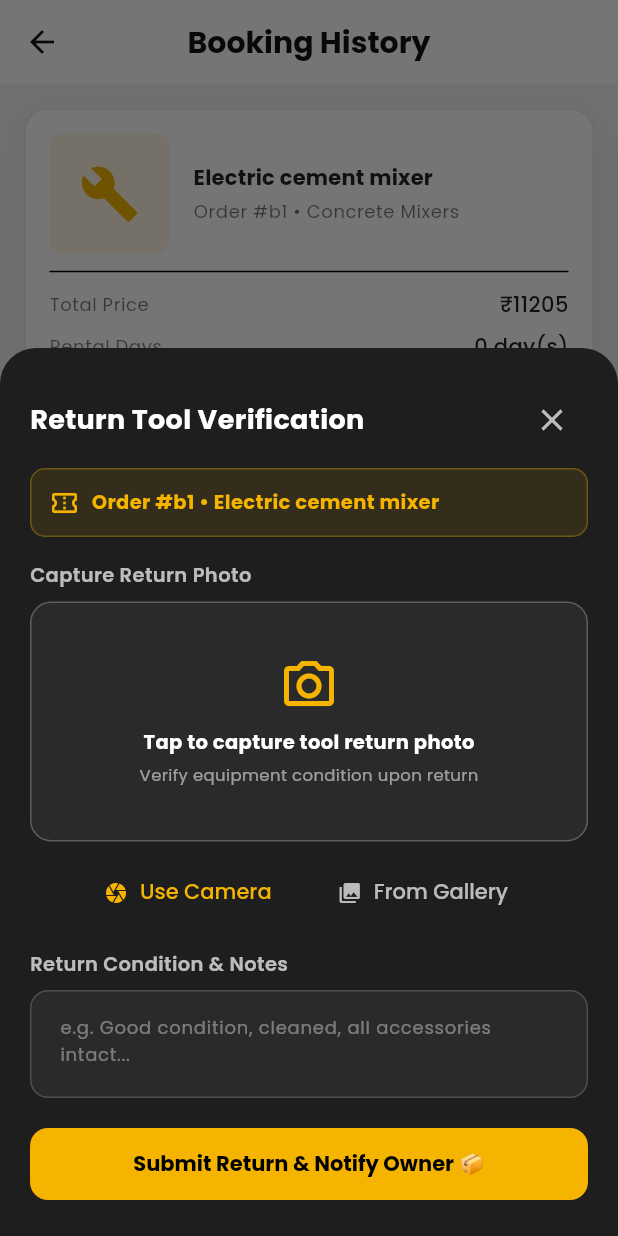
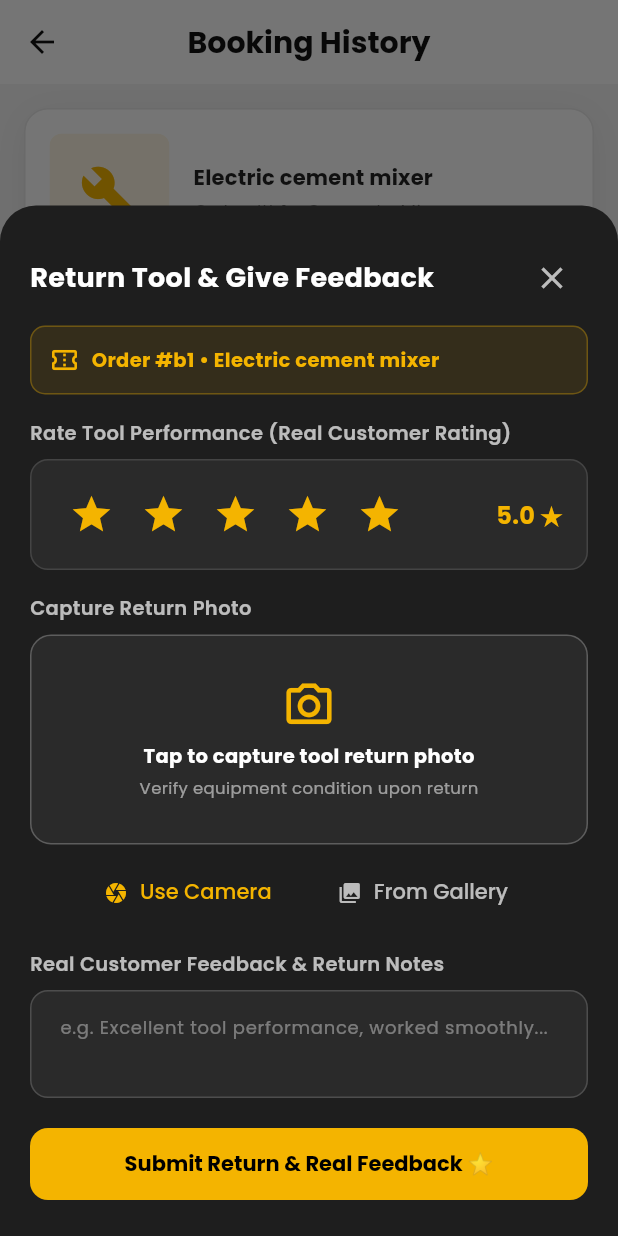
Before and after one commit to GaneshKumar262005/ToolsRental, a Flutter app: the BookingHistoryScreen screen opened by its route, after a tap on "Return Tool 🔄", on a phone screen of 412 x 824 dp. Run offline on Flutter 3.47's test engine with Material 3 defaults, Android fonts, the phone set to English and light mode, and no system bars; our stand-ins replace cached_network_image, carousel_slider, cloud_firestore, firebase_core, fl_chart, flutter_animate and 6 more; accounts and stored records are empty; network calls fail.

Commit message:
feat: Remove Suggested chip and update Popular Tools dynamically with real customer return ratings

```diff
--- a/lib/models/tool_model.dart
+++ b/lib/models/tool_model.dart
@@ -4,8 +4,8 @@
   final String category;
   final String description;
   final double pricePerDay;
-  final double rating;
-  final int reviewCount;
+  double rating;
+  int reviewCount;
   final String imageUrl;
   final List<String> imageUrls;
   final bool isAvailable;
--- a/lib/screens/booking_history_screen.dart
+++ b/lib/screens/booking_history_screen.dart
@@ -122,6 +122,7 @@
     XFile? pickedFile;
     String? base64Image;
     final notesController = TextEditingController();
+    double userRating = 5.0;
     bool isSubmitting = false;
 
     await showModalBottomSheet(
@@ -170,16 +171,53 @@
                 'toolName': tool['name'] ?? 'Equipment Item',
                 'userName': booking['userName'] ?? 'Customer',
                 'userPhone': booking['userPhone'] ?? '',
+                'userRating': userRating,
                 'returnNotes': notesController.text.trim(),
                 'returnPhotoBase64': base64Image ?? '',
                 'returnedAt': DateTime.now().toIso8601String(),
                 'status': 'RETURNED',
               };
 
-              // 1. Save to Firebase Firestore
+              // 1. Save tool return to Cloud Firestore
               await FirebaseService().saveToolReturn(returnData);
 
-              // 2. Try sending to backend server API
+              // 2. Save real customer tool rating & feedback review
+              final String toolId = (tool['id'] ?? '').toString();
+              final String customerName = booking['userName'] ?? 'Customer';
+              final String reviewText = notesController.text.trim();
+
+              if (toolId.isNotEmpty) {
+                await FirebaseService().saveToolRatingAndReview(
+                  toolId: toolId,
+                  rating: userRating,
+                  comment: reviewText.isEmpty ? 'Tool returned in excellent condition.' : reviewText,
+                  userName: customerName,
+                );
+
+                // Save locally to SharedPreferences
+                final prefs = await SharedPreferences.getInstance();
+                final localRev = jsonEncode({
+                  'toolId': toolId,
+                  'rating': userRating,
+                  'comment': reviewText,
+                  'userName': customerName,
+                  'createdAt': DateTime.now().toIso8601String(),
+                });
+                final List<String> localRevs = prefs.getStringList('local_customer_reviews') ?? [];
+                localRevs.insert(0, localRev);
+                await prefs.setStringList('local_customer_reviews', localRevs);
+
+                // Update DummyData.tools in memory immediately
+                for (var t in DummyData.tools) {
+                  if (t.id == toolId) {
+                    double newAvg = ((t.rating * t.reviewCount) + userRating) / (t.reviewCount + 1);
+                    t.rating = double.parse(newAvg.toStringAsFixed(1));
+                    t.reviewCount += 1;
+                  }
+                }
+              }
+
+              // 3. Try sending to backend server API
               try {
                 await http.post(
                   Uri.parse('${ApiConfig.baseUrl}/api/return-tool'),
@@ -190,7 +228,7 @@
                 print('ℹ️ Backend return API notice: $e');
               }
 
-              // 3. Update local booking storage
+              // 4. Update local booking storage
               final prefs = await SharedPreferences.getInstance();
               final List<String> listStrings = prefs.getStringList('customer_real_bookings') ?? [];
               List<String> updatedList = [];
@@ -203,6 +241,7 @@
                     item['returnNotes'] = notesController.text.trim();
                     item['returnPhotoBase64'] = base64Image;
                     item['returnedAt'] = DateTime.now().toIso8601String();
+                    item['userRating'] = userRating;
                     updatedList.add(jsonEncode(item));
                   } else {
                     updatedList.add(str);
@@ -213,12 +252,12 @@
               }
               await prefs.setStringList('customer_real_bookings', updatedList);
 
-              // 4. Save Shop Owner notification
+              // 5. Save Shop Owner notification
               final List<String> shopNotifs = prefs.getStringList('shop_owner_notifications') ?? [];
               final notifItem = jsonEncode({
                 'id': 'notif_${DateTime.now().millisecondsSinceEpoch}',
-                'title': 'Tool Return Submitted 📦',
-                'message': 'Customer ${booking['userName'] ?? 'User'} returned ${tool['name'] ?? 'Tool'} for Order #$orderId.',
+                'title': 'Tool Returned with ${userRating}★ Rating! 📦',
+                'message': 'Customer ${booking['userName'] ?? 'User'} returned ${tool['name'] ?? 'Tool'} (Rated ${userRating}★).',
                 'orderId': orderId,
                 'toolName': tool['name'],
                 'returnNotes': notesController.text.trim(),
@@ -229,7 +268,7 @@
               shopNotifs.insert(0, notifItem);
               await prefs.setStringList('shop_owner_notifications', shopNotifs);
 
-              // 5. Update local state in screen
+              // 6. Update local state in screen
               if (mounted) {
                 setState(() {
                   for (var b in _bookings) {
@@ -238,6 +277,7 @@
                       b['returnNotes'] = notesController.text.trim();
                       b['returnPhotoBase64'] = base64Image;
                       b['returnedAt'] = DateTime.now().toIso8601String();
+                      b['userRating'] = userRating;
                     }
                   }
                 });
@@ -247,7 +287,7 @@
               if (mounted) {
                 ScaffoldMessenger.of(context).showSnackBar(
                   SnackBar(
-                    content: Text('✅ Tool return for Order #$orderId submitted successfully!'),
+                    content: Text('⭐ Thank you! Real feedback recorded & tool rating updated in Popular Tools!'),
                     backgroundColor: Colors.green,
                   ),
                 );
@@ -270,7 +310,7 @@
                       mainAxisAlignment: MainAxisAlignment.spaceBetween,
                       children: [
                         const Text(
-                          'Return Tool Verification',
+                          'Return Tool & Give Feedback',
                           style: TextStyle(
                             color: Colors.white,
                             fontSize: 18,
@@ -293,7 +333,7 @@
                       ),
                       child: Row(
                         children: [
-                          Icon(Icons.confirmation_number_outlined, color: AppTheme.primaryYellow, size: 20),
+                          const Icon(Icons.confirmation_number_outlined, color: AppTheme.primaryYellow, size: 20),
                           const SizedBox(width: 8),
                           Expanded(
                             child: Text(
@@ -309,6 +349,56 @@
                       ),
                     ),
                     const SizedBox(height: 16),
+
+                    // Interactive Customer Star Rating Section
+                    const Text(
+                      'Rate Tool Performance (Real Customer Rating)',
+                      style: TextStyle(color: Colors.white70, fontSize: 13, fontWeight: FontWeight.w600),
+                    ),
+                    const SizedBox(height: 8),
+                    Container(
+                      padding: const EdgeInsets.symmetric(horizontal: 16, vertical: 12),
+                      decoration: BoxDecoration(
+                        color: const Color(0xFF2A2A2A),
+                        borderRadius: BorderRadius.circular(12),
+                        border: Border.all(color: Colors.white12),
+                      ),
+                      child: Row(
+                        mainAxisAlignment: MainAxisAlignment.spaceBetween,
+                        children: [
+                          Row(
+                            children: List.generate(5, (index) {
+                              final starVal = index + 1.0;
+                              final isFilled = starVal <= userRating;
+                              return IconButton(
+                                padding: EdgeInsets.zero,
+                                constraints: const BoxConstraints(),
+                                icon: Icon(
+                                  isFilled ? Icons.star : Icons.star_border,
+                                  color: AppTheme.primaryYellow,
+                                  size: 30,
+                                ),
+                                onPressed: () {
+                                  setModalState(() {
+                                    userRating = starVal;
+                                  });
+                                },
+                              );
+                            }),
+                          ),
+                          Text(
+                            '${userRating.toStringAsFixed(1)} ★',
+                            style: const TextStyle(
+                              color: AppTheme.primaryYellow,
+                              fontSize: 16,
+                              fontWeight: FontWeight.bold,
+                            ),
+                          ),
+                        ],
+                      ),
+                    ),
+                    const SizedBox(height: 16),
+
                     const Text(
                       'Capture Return Photo',
                       style: TextStyle(color: Colors.white70, fontSize: 13, fontWeight: FontWeight.w600),
@@ -317,7 +407,7 @@
                     GestureDetector(
                       onTap: () => pickPhoto(ImageSource.camera),
                       child: Container(
-                        height: 160,
+                        height: 140,
                         width: double.infinity,
                         decoration: BoxDecoration(
                           color: const Color(0xFF2A2A2A),
@@ -334,11 +424,10 @@
                                 ),
                               )
                             : Column(
-
                                 mainAxisAlignment: MainAxisAlignment.center,
                                 children: [
-                                  Icon(Icons.camera_alt_outlined, color: AppTheme.primaryYellow, size: 40),
-                                  const SizedBox(height: 8),
+                                  const Icon(Icons.camera_alt_outlined, color: AppTheme.primaryYellow, size: 36),
+                                  const SizedBox(height: 6),
                                   const Text(
                                     'Tap to capture tool return photo',
                                     style: TextStyle(color: Colors.white, fontWeight: FontWeight.bold, fontSize: 13),
@@ -352,7 +441,7 @@
                               ),
                       ),
                     ),
-                    const SizedBox(height: 10),
+                    const SizedBox(height: 8),
                     Row(
                       mainAxisAlignment: MainAxisAlignment.center,
                       children: [
@@ -371,7 +460,7 @@
                     ),
                     const SizedBox(height: 14),
                     const Text(
-                      'Return Condition & Notes',
+                      'Real Customer Feedback & Return Notes',
                       style: TextStyle(color: Colors.white70, fontSize: 13, fontWeight: FontWeight.w600),
                     ),
                     const SizedBox(height: 8),
@@ -380,7 +469,7 @@
                       style: const TextStyle(color: Colors.white),
                       maxLines: 2,
                       decoration: InputDecoration(
-                        hintText: 'e.g. Good condition, cleaned, all accessories intact...',
+                        hintText: 'e.g. Excellent tool performance, worked smoothly...',
                         hintStyle: const TextStyle(color: Colors.white38, fontSize: 12),
                         filled: true,
                         fillColor: const Color(0xFF2A2A2A),
@@ -409,7 +498,7 @@
                                 child: CircularProgressIndicator(color: Colors.black, strokeWidth: 2.5),
                               )
                             : const Text(
-                                'Submit Return & Notify Owner 📦',
+                                'Submit Return & Real Feedback ⭐',
                                 style: TextStyle(
                                   color: Colors.black,
                                   fontWeight: FontWeight.bold,
```
Also changed, not shown: lib/screens/home_screen.dart (+44 -21 lines), lib/services/firebase_service.dart (+53 -0 lines), lib/widgets/tool_card.dart (+0 -17 lines).
